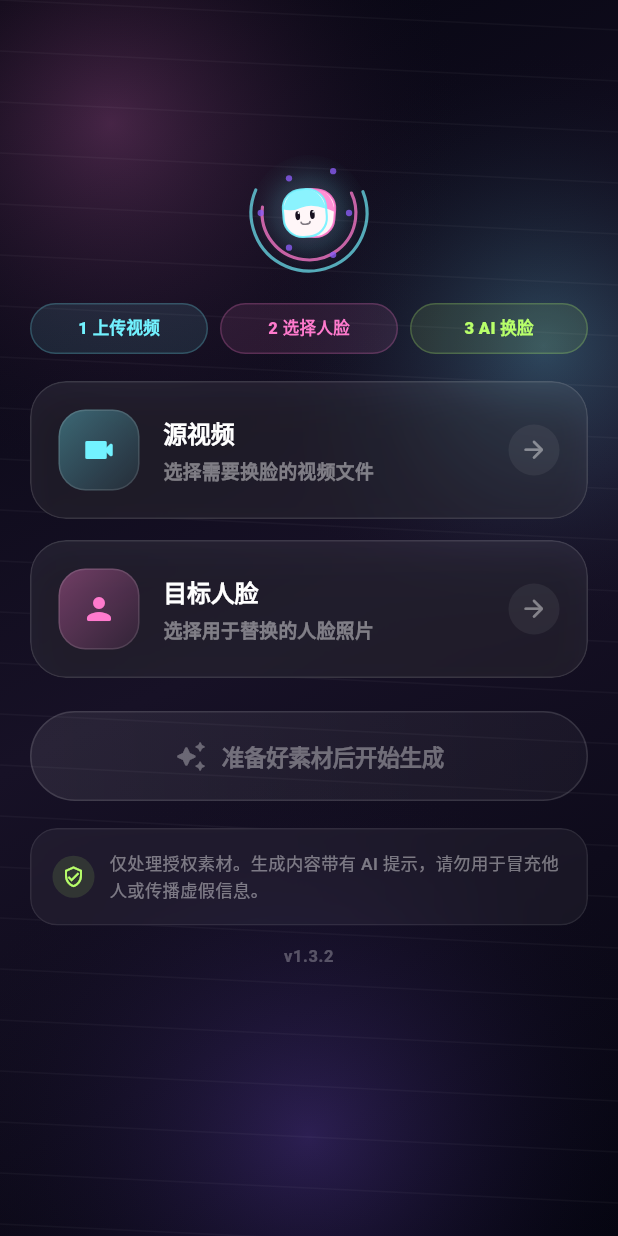
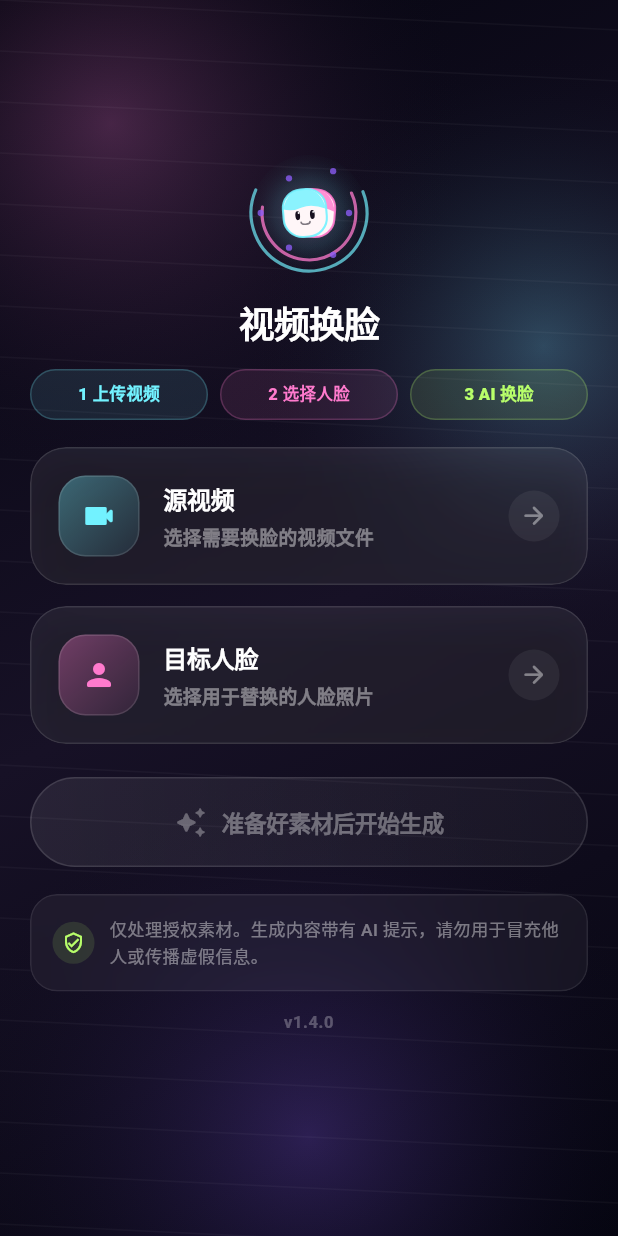
Before and after one commit to weisiwu/face-swap-video, a Flutter app: the screen it shows after launch, on a phone screen of 412 x 824 dp. Run offline on Flutter 3.47's test engine with Material 3 defaults, Android fonts, the phone set to English and light mode, and no system bars; our stand-ins replace file_picker, flutter_local_notifications, video_player; missing offline and left inert: photo_manager, video_thumbnail; Roboto replaces fonts that are missing (System).

Commit message:
feat: add home app title

```diff
--- a/app/lib/screens/generation_screen.dart
+++ b/app/lib/screens/generation_screen.dart
@@ -12,7 +12,7 @@ import '../providers/generation_provider.dart';
 import 'photo_grid_screen.dart';
 import 'video_grid_screen.dart';
 
-const String _appVersion = '1.3.2';
+const String _appVersion = '1.4.0';
 
 class GenerationScreen extends StatefulWidget {
   const GenerationScreen({super.key});
@@ -648,6 +648,8 @@ class _GenerationScreenState extends State<GenerationScreen> {
                     child: Column(
                       children: [
                         _buildHeader(),
+                        const SizedBox(height: 10),
+                        _buildAppTitle(),
                         const SizedBox(height: 14),
                         _buildWorkflowChips(),
                         const SizedBox(height: 18),
@@ -684,6 +686,19 @@ class _GenerationScreenState extends State<GenerationScreen> {
 
   Widget _buildHeader() {
     return const Center(child: _HomeFaceSwapLogo(size: 92));
+  }
+
+  Widget _buildAppTitle() {
+    return const Text(
+      '视频换脸',
+      textAlign: TextAlign.center,
+      style: TextStyle(
+        color: Colors.white,
+        fontSize: 24,
+        fontWeight: FontWeight.w900,
+        letterSpacing: -0.6,
+      ),
+    );
   }
 
   Widget _buildWorkflowChips() {
--- a/app/pubspec.yaml
+++ b/app/pubspec.yaml
@@ -1,7 +1,7 @@
 name: face_swap_video
 description: "极简视频换脸 App"
 publish_to: 'none'
-version: 1.3.2+7
+version: 1.4.0+8
 
 environment:
   sdk: ^3.11.5
```
